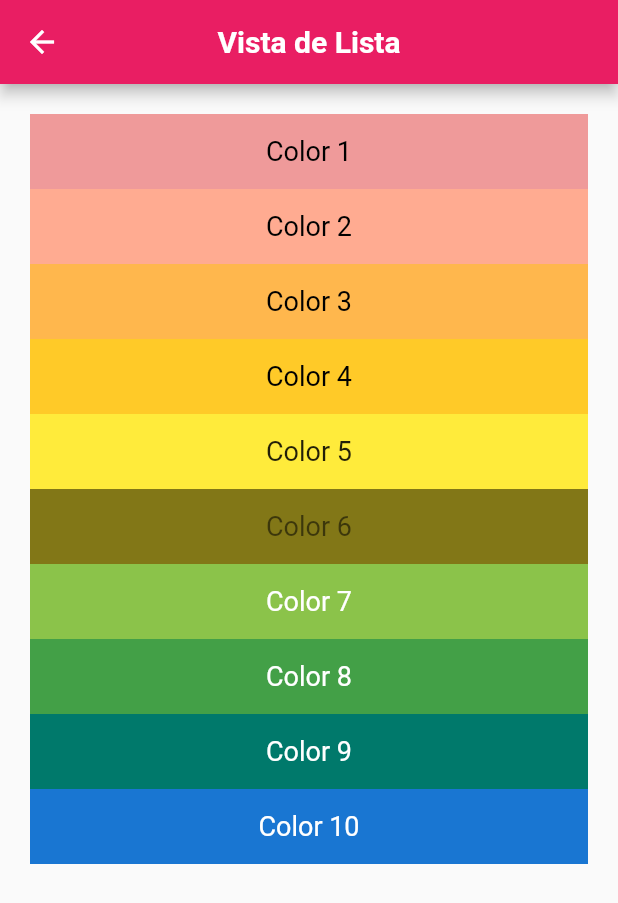
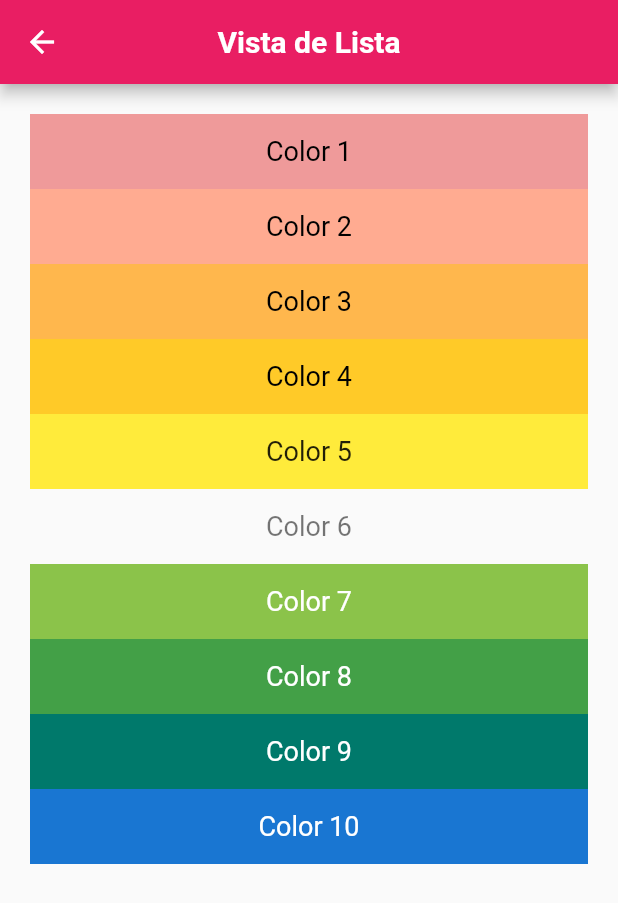
Before and after one commit to Danaromero/Rutas_a_PAG, a Flutter app: the ListViewPage screen opened by its route, on a phone screen of 412 x 824 dp. Shown: the top 903 px of the screen. Run offline on Flutter 3.47's test engine with Material 2 defaults, Android fonts, the phone set to English and light mode, and no system bars.

```diff
--- a/lib/src/pages/listview_page.dart
+++ b/lib/src/pages/listview_page.dart
@@ -43,7 +43,7 @@ class ListViewPage extends StatelessWidget {
             ),
             Container(
               height: 50,
-              color: Colors.lime[900],
+              color: Colors.yellowAccent[900],
               child: const Center(child: Text('Color 6', style: TextStyle(fontSize: 18, color: Colors.black54),)),
             ),
             Container(
```
Also changed, not shown: 1 other file.
